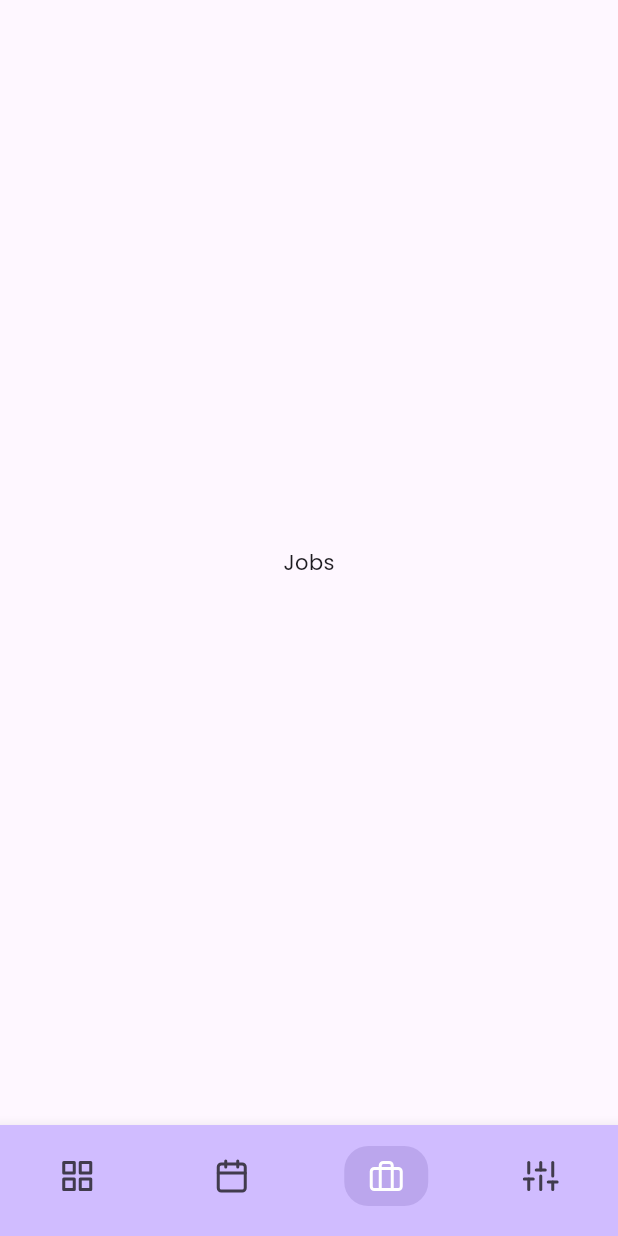
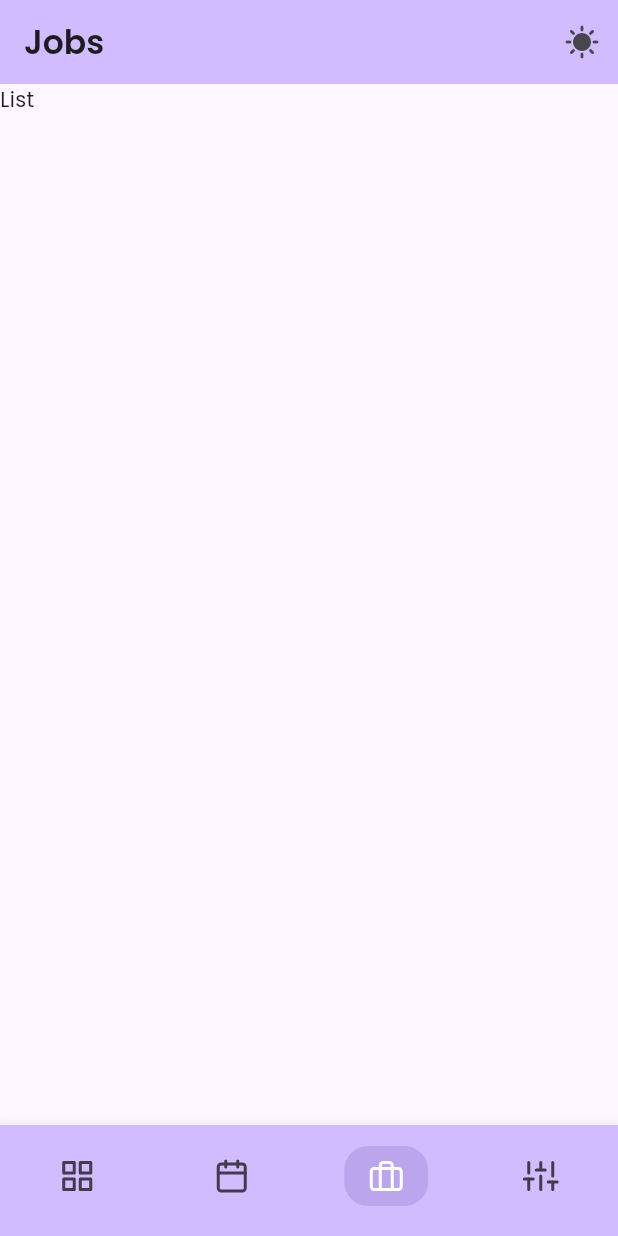
Before and after one commit to on3ss/job-tracker-flutter, a Flutter app: the screen it shows after launch, item 3 of the bottom bar chosen, on a phone screen of 412 x 824 dp. Run offline on Flutter 3.47's test engine with Material 3 defaults, Android fonts, the phone set to English and light mode, and no system bars; our stand-ins replace adaptive_theme, flutter_feather_icons, go_router, google_fonts.

Commit message:
added appbar to jobs screen

```diff
--- a/lib/screens/jobs/jobs.dart
+++ b/lib/screens/jobs/jobs.dart
@@ -1,12 +1,14 @@
 import 'package:flutter/material.dart';
+import 'package:job_tracker_fl/widgets/custom_appbar.dart';
 
 class JobsScreen extends StatelessWidget {
   const JobsScreen({super.key});
 
   @override
   Widget build(BuildContext context) {
-    return const Center(
-      child: Text('Jobs'),
+    return const Scaffold(
+      appBar: CustomAppBar(title: "Jobs"),
+      body: SafeArea(child: Text("List")),
     );
   }
 }
```
